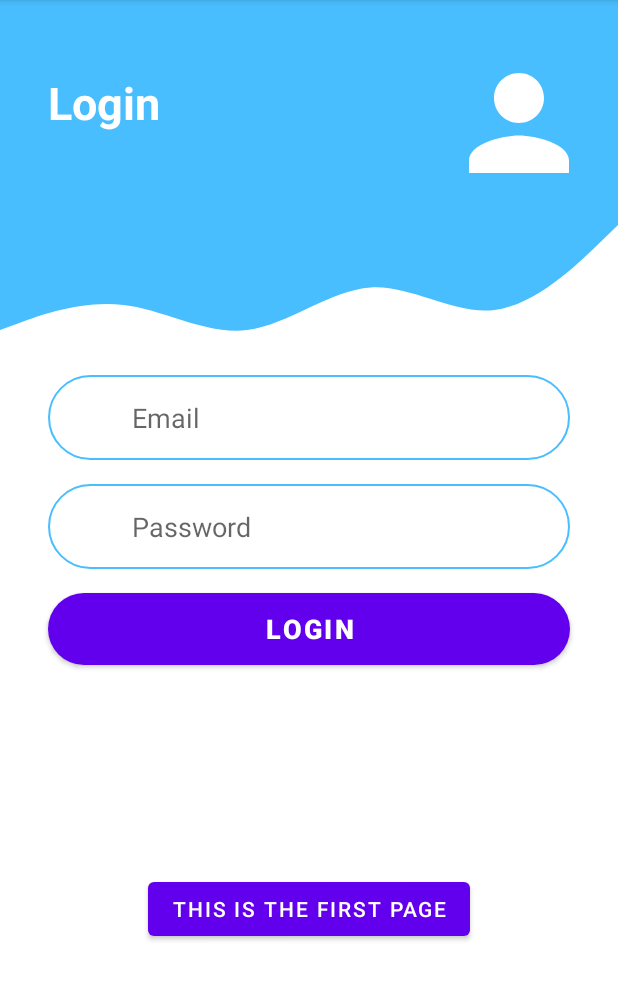
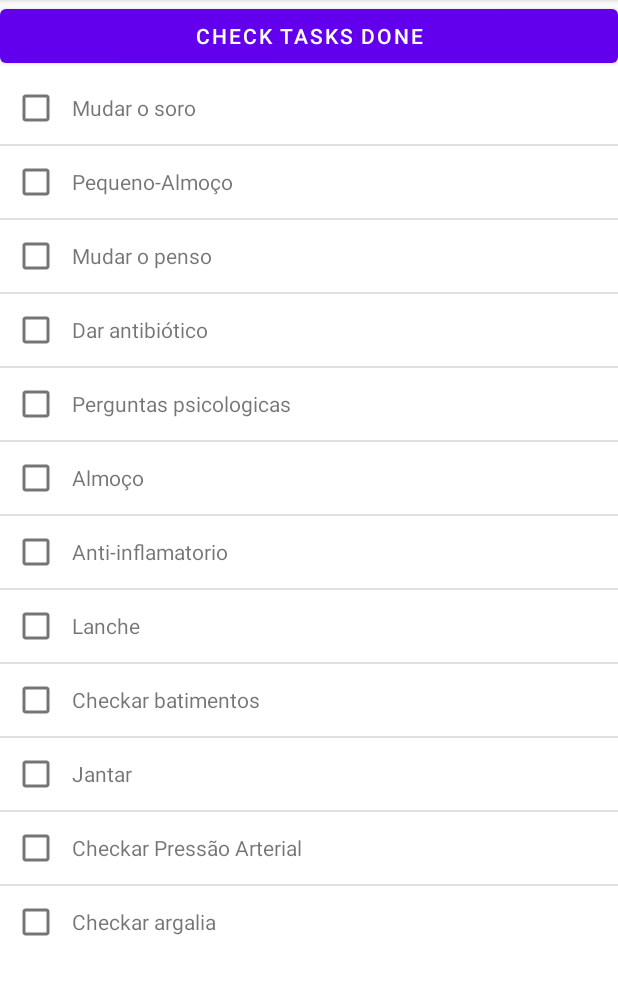
Before and after one commit to coutooo/MedTracking, an Android app: the CheckBoxActivity screen opened directly, with no data from a screen before it, on a phone screen of 412 x 824 dp, the part 84-1085 px from its top. Run offline under Robolectric (Android 15) with nearby library versions, the phone set to English and light mode, and no system bars.

Commit message:
fancy tasks

```diff
--- a/phone/app/src/main/java/com/example/medtracking/User/CheckBoxActivity.java
+++ b/phone/app/src/main/java/com/example/medtracking/User/CheckBoxActivity.java
@@ -27,10 +27,8 @@ import java.util.List;
 public class CheckBoxActivity extends AppCompatActivity {
     public class Item {
         boolean checked;
-        Drawable ItemDrawable;
         String ItemString;
-        Item(Drawable drawable, String t, boolean b){
-            ItemDrawable = drawable;
+        Item(String t, boolean b){
             ItemString = t;
             checked = b;
         }
@@ -86,14 +84,12 @@ public class CheckBoxActivity extends AppCompatActivity {
                 rowView = inflater.inflate(R.layout.row, null);
 
                 viewHolder.checkBox = (CheckBox) rowView.findViewById(R.id.rowCheckBox);
-                viewHolder.icon = (ImageView) rowView.findViewById(R.id.rowImageView);
                 viewHolder.text = (TextView) rowView.findViewById(R.id.rowTextView);
                 rowView.setTag(viewHolder);
             } else {
                 viewHolder = (ViewHolder) rowView.getTag();
             }
 
-            viewHolder.icon.setImageDrawable(list.get(position).ItemDrawable);
             viewHolder.checkBox.setChecked(list.get(position).checked);
 
             final String itemStr = list.get(position).ItemString;
@@ -126,7 +122,7 @@ public class CheckBoxActivity extends AppCompatActivity {
     @Override
     protected void onCreate(Bundle savedInstanceState) {
         super.onCreate(savedInstanceState);
-        setContentView(R.layout.activity_main);
+        setContentView(R.layout.checkbox_activity);
         listView = (ListView)findViewById(R.id.listviewChecks);
         btnLookup = (Button)findViewById(R.id.lookup);
 
@@ -166,18 +162,15 @@ public class CheckBoxActivity extends AppCompatActivity {
     private void initItems(){
         items = new ArrayList<Item>();
 
-        TypedArray arrayDrawable = getResources().obtainTypedArray(R.array.resicon);
         TypedArray arrayText = getResources().obtainTypedArray(R.array.restext);
 
-        for(int i=0; i<arrayDrawable.length(); i++){
-            Drawable d = arrayDrawable.getDrawable(i);
+        for(int i=0; i<arrayText.length(); i++){
             String s = arrayText.getString(i);
             boolean b = false;
-            Item item = new Item(d, s, b);
+            Item item = new Item(s, b);
             items.add(item);
         }
 
-        arrayDrawable.recycle();
         arrayText.recycle();
     }
 
--- a/phone/app/src/main/res/layout/row.xml
+++ b/phone/app/src/main/res/layout/row.xml
@@ -9,12 +9,6 @@
         android:layout_width="wrap_content"
         android:layout_height="wrap_content"/>
 
-    <ImageView
-        android:id="@+id/rowImageView"
-        android:layout_gravity="center"
-        android:layout_width="48dp"
-        android:layout_height="48dp" />
-
     <TextView
         android:id="@+id/rowTextView"
         android:layout_gravity="center"
--- a/phone/app/src/main/res/values/arrays.xml
+++ b/phone/app/src/main/res/values/arrays.xml
@@ -1,32 +1,18 @@
 <?xml version="1.0" encoding="utf-8"?>
 <resources>
-    <array name="resicon">
-        <item>@android:drawable/ic_dialog_alert</item>
-        <item>@android:drawable/ic_dialog_dialer</item>
-        <item>@android:drawable/ic_dialog_email</item>
-        <item>@android:drawable/ic_dialog_info</item>
-        <item>@android:drawable/ic_dialog_map</item>
-        <item>@android:drawable/ic_menu_camera</item>
-        <item>@android:drawable/ic_menu_compass</item>
-        <item>@android:drawable/ic_menu_gallery</item>
-        <item>@android:drawable/ic_menu_my_calendar</item>
-        <item>@android:drawable/ic_menu_myplaces</item>
-        <item>@android:drawable/ic_menu_slideshow</item>
-        <item>@android:drawable/ic_menu_today</item>
-    </array>
     <array name="restext">
-        <item>"alert"</item>
-        <item>"dialer"</item>
-        <item>"email"</item>
-        <item>"info"</item>
-        <item>"map"</item>
-        <item>"camera"</item>
-        <item>"compass"</item>
-        <item>"gallery"</item>
-        <item>"calendar"</item>
-        <item>"myplaces"</item>
-        <item>"slideshow"</item>
-        <item>"today"</item>
+        <item>"Mudar o soro"</item>
+        <item>"Pequeno-Almoço"</item>
+        <item>"Mudar o penso"</item>
+        <item>"Dar antibiótico"</item>
+        <item>"Perguntas psicologicas"</item>
+        <item>"Almoço"</item>
+        <item>"Anti-inflamatorio"</item>
+        <item>"Lanche"</item>
+        <item>"Checkar batimentos"</item>
+        <item>"Jantar"</item>
+        <item>"Checkar Pressão Arterial"</item>
+        <item>"Checkar argalia"</item>
     </array>
 
 </resources>
```
